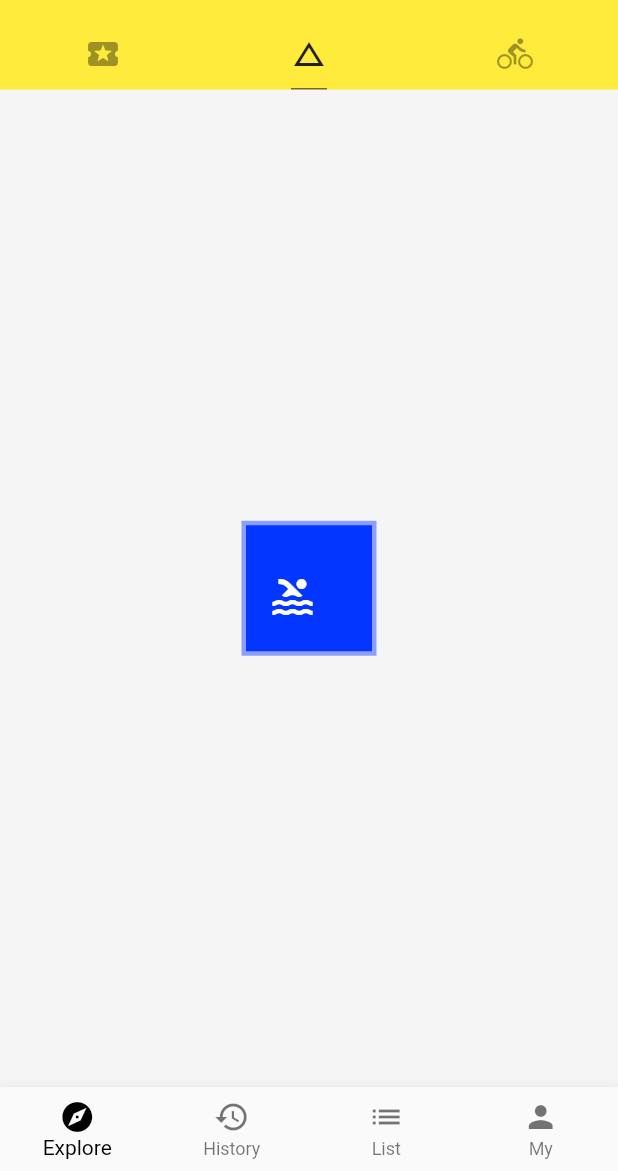
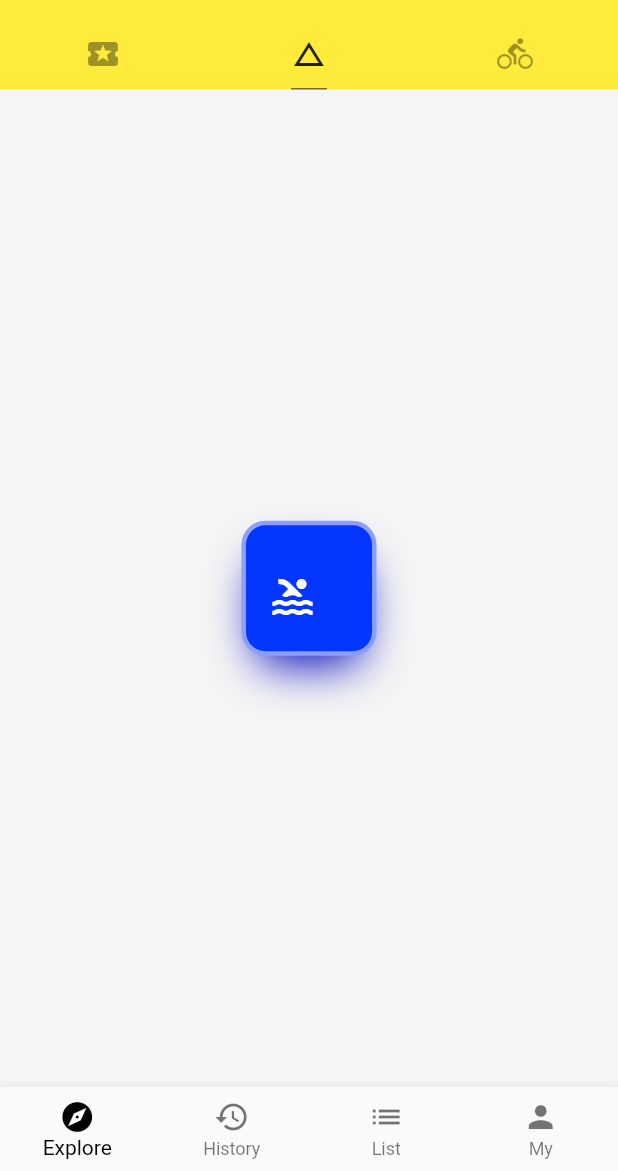
Before and after one commit to OrageKK/flutter-app, a Flutter app: the screen it shows after launch, tab 2 chosen, on a phone screen of 412 x 824 dp, the part 65-1236 px from its top. Run offline on Flutter 3.47's test engine with Material 2 defaults, Android fonts, the phone set to English and light mode, and no system bars; network calls fail.

Commit message:
BoxDecoration 阴影

```diff
--- a/lib/demo/basic_demo.dart
+++ b/lib/demo/basic_demo.dart
@@ -40,6 +40,21 @@ class BasicDemo extends StatelessWidget {
                 width: 3.0,
                 style: BorderStyle.solid,
               ),
+              // 圆角
+              borderRadius: BorderRadius.circular(16.0),
+              // 单圆角
+              // borderRadius: BorderRadius.only(
+              //   topLeft: Radius.circular(16.0),
+              //   bottomRight: Radius.circular(16.0),
+              // ),
+              boxShadow: [
+                BoxShadow(
+                  offset: Offset(0.0, 16.0), // 偏移 x轴,y轴
+                  color: Color.fromRGBO(16, 20, 188, 1.0),
+                  blurRadius: 25.0, // 模糊
+                  spreadRadius: -9.0, // 扩散 +扩大 -缩小
+                ),
+              ],
             ),
           ),
         ],
```
